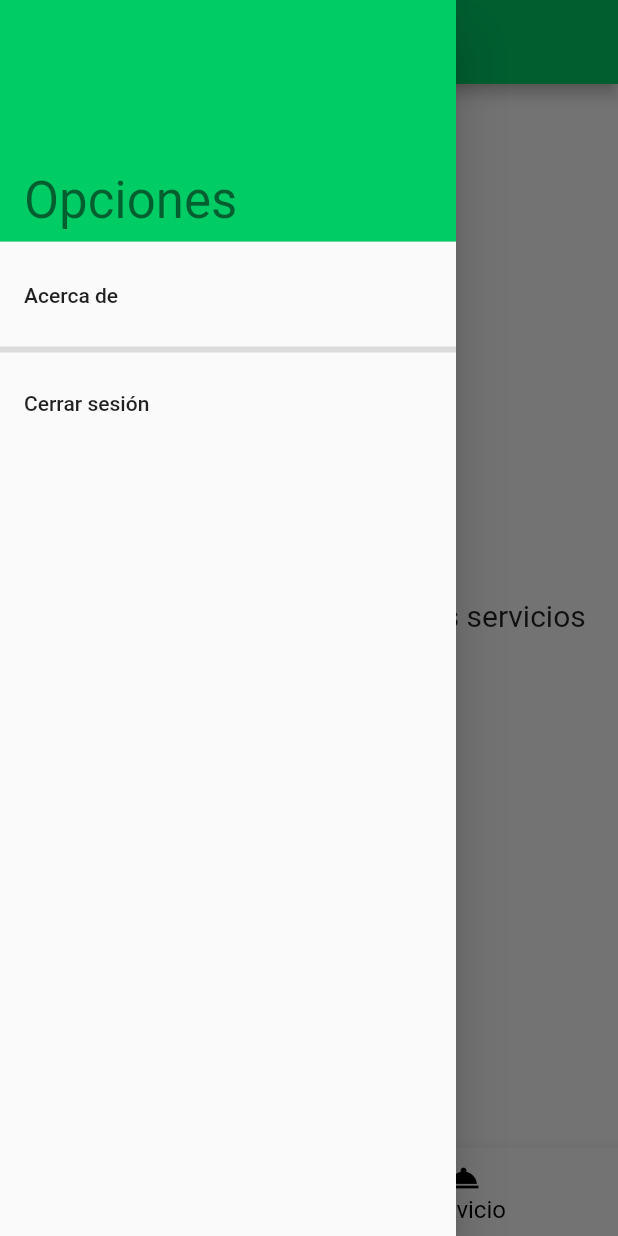
After one commit to KunFuCutsMan/beans_driver_flutter, a Flutter app: the Menu screen opened by its route, item 2 of the bottom bar chosen, with the side drawer open, on a phone screen of 412 x 824 dp. The commit adds this screen. Run offline on Flutter 3.47's test engine with Material 2 defaults, Android fonts, the phone set to English and light mode, and no system bars; our stand-ins replace flutter_form_builder, form_builder_validators, go_router, im_stepper.

Commit message:
Drawer de usuario

```diff
--- a/lib/src/casos/registro/menu/menu_cliente.dart
+++ b/lib/src/casos/registro/menu/menu_cliente.dart
@@ -1,26 +1,18 @@
 import 'package:beans_driver_flutter/src/casos/registro/menu/menu_cliente_primera_vista.dart';
 import 'package:beans_driver_flutter/src/casos/registro/menu/menu_cliente_solicitar_servicio.dart';
+import 'package:beans_driver_flutter/src/comun/drawer_usuario.dart';
 import 'package:flutter/material.dart';
 
-class Menu extends StatelessWidget {
+
+
+class Menu extends StatefulWidget {
   const Menu({Key? key}) : super(key: key);
 
   @override
-  Widget build(BuildContext context) {
-    return const MaterialApp(
-      home: Inicio(),
-    );
-  }
+  State<Menu> createState() => _MenuState();
 }
 
-class Inicio extends StatefulWidget {
-  const Inicio({Key? key}) : super(key: key);
-
-  @override
-  State<Inicio> createState() => _InicioState();
-}
-
-class _InicioState extends State<Inicio> {
+class _MenuState extends State<Menu> {
   int _currenIndex = 0;
   final List<Widget> children = [
     const PrimeraVista(),
@@ -34,6 +26,8 @@ class _InicioState extends State<Inicio> {
   @override
   Widget build(BuildContext context) {
     return Scaffold(
+      appBar: AppBar( title: const Text("Beans Driver"), ),
+      drawer: const DrawerUsuario(),
       body: children[_currenIndex],
       bottomNavigationBar: BottomNavigationBar(
         selectedFontSize: 16.0,
--- a/lib/src/casos/registro/menu/menu_cliente_solicitar_servicio.dart
+++ b/lib/src/casos/registro/menu/menu_cliente_solicitar_servicio.dart
@@ -5,13 +5,10 @@ class SegundaVista extends StatelessWidget {
 
   @override
   Widget build(BuildContext context) {
-    return Scaffold(
-      appBar: AppBar(
-        title: const Center(child: Text("Beans Driver"))),
-        body: const Center(child: Text("Esta es la vista para solicitar los servicios",
-        style: TextStyle(fontSize: 20, fontWeight: FontWeight.normal),
-        textAlign: TextAlign.justify),
-        ),
+    return const Center(
+      child: Text("Esta es la vista para solicitar los servicios",
+      style: TextStyle(fontSize: 20, fontWeight: FontWeight.normal),
+      textAlign: TextAlign.justify),
     );
   }
 }
--- /dev/null
+++ b/lib/src/comun/drawer_usuario.dart
@@ -0,0 +1,42 @@
+import 'package:flutter/material.dart';
+
+class DrawerUsuario extends StatefulWidget {
+  const DrawerUsuario({super.key});
+
+  @override
+  State<DrawerUsuario> createState() => _DrawerUsuarioState();
+}
+
+class _DrawerUsuarioState extends State<DrawerUsuario> {
+  @override
+  Widget build(BuildContext context) {
+    return Drawer(
+      child: ListView(
+        children: [
+          DrawerHeader(
+            decoration: BoxDecoration(
+              color: Theme.of(context).colorScheme.primary
+            ),
+            child: Align(
+              alignment: Alignment.bottomLeft,
+              child: Text(
+                "Opciones",
+                style: Theme.of(context).textTheme.headlineMedium,
+              ),
+            ),
+          ),
+          ListTile(
+            title: const Text("Acerca de"),
+            onTap: () {},
+          ),
+
+          const Divider( thickness: 4, ),
+          ListTile(
+            title: const Text("Cerrar sesión"),
+            onTap: () {},
+          )
+        ],
+      ),
+    );
+  }
+}
```
Also changed, not shown: lib/src/casos/registro/menu/menu_cliente_primera_vista.dart (+1 -6 lines).
